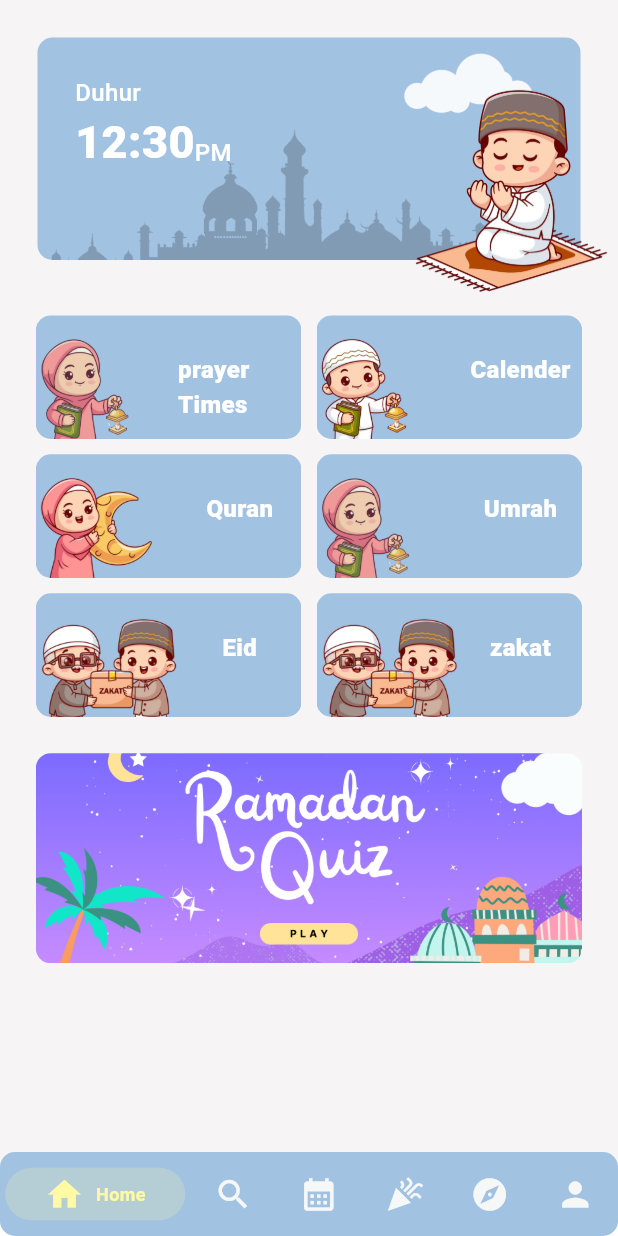
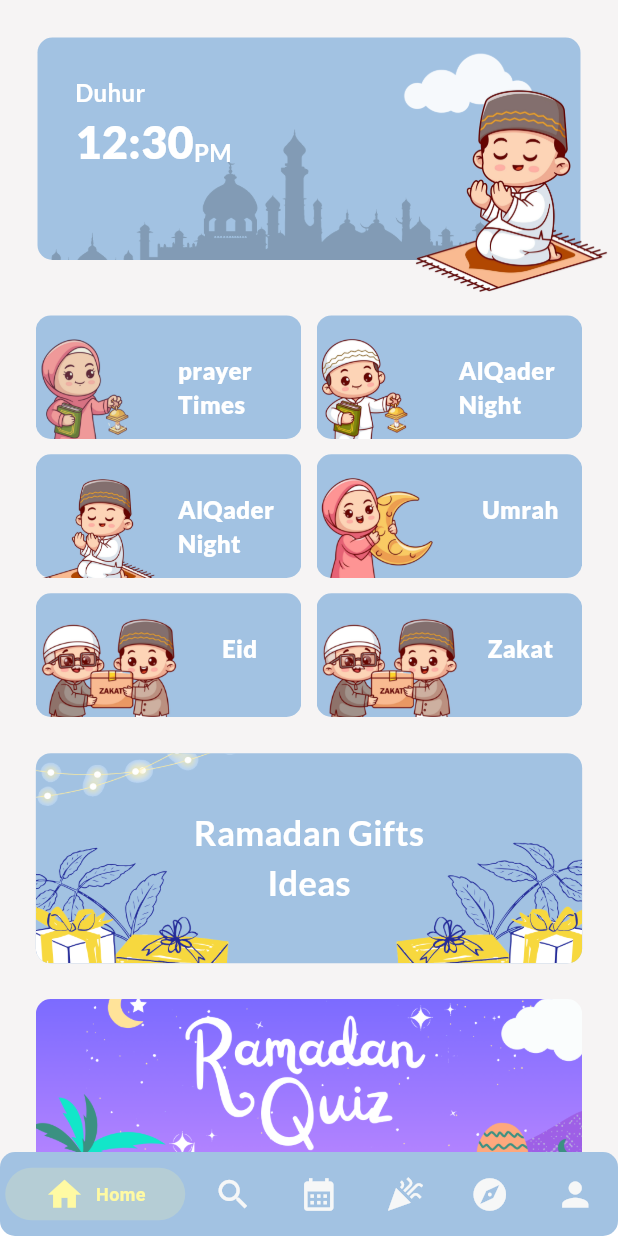
Before and after one commit to Tasneem-Zaareer/ramadan_guide_app, a Flutter app: the screen it shows after launch, after a tap on "Skip", on a phone screen of 412 x 824 dp. Run offline on Flutter 3.47's test engine with Material 3 defaults, Android fonts, the light colour scheme and no system bars; drawn by our look-alikes of persistent_bottom_nav_bar; our stand-ins replace easy_localization, flutter_screenutil, google_fonts; Roboto replaces fonts that are missing (SF Pro Display).

Commit message:
add gifts section

```diff
--- a/assets/languages/en.json
+++ b/assets/languages/en.json
@@ -17,7 +17,12 @@
     "home": "Home",
     "startQuiz": "Start Quiz",
     "ramadanQuiz": "Ramadan Quiz",
-    "testYourKnowledgeOfRamadan":"Test your knowledge of Ramadan"
+    "testYourKnowledgeOfRamadan":"Test your knowledge of Ramadan",
+    "alqaderNight": "AlQader Night",
+    "ramadanGiftsIdeas": "Ramadan Gifts Ideas",
+    "ramadanGifts": "Ramadan Gifts",
+    "ideas": "Ideas",
+    "zakat": "Zakat"
 
 
 }
--- a/lib/core/constants/app_images.dart
+++ b/lib/core/constants/app_images.dart
@@ -24,4 +24,7 @@ class AppImages {
   static const String helloRamadan = 'assets/images/helloRamadan.png';
   static const String cloud = 'assets/images/cloud.png';
   static const String zakat = 'assets/images/zakat.png';
+  static const String gifts = 'assets/images/gifts.png';
+    static const String giftsTransparent = 'assets/images/gifts_transparent.png';
+
 }
--- a/lib/core/widgets/text/custome_text.dart
+++ b/lib/core/widgets/text/custome_text.dart
@@ -1,4 +1,5 @@
 import 'package:flutter/material.dart';
+import 'package:google_fonts/google_fonts.dart';
 // import 'package:flutter_screenutil/flutter_screenutil.dart';
 
 // import '../../helper/get_device_type.dart';
@@ -7,7 +8,7 @@ class CustomText extends StatelessWidget {
   final String text;
   final double fontSize;
   final Color? color;
-  final String fontFamily;
+  final String? fontFamily;
   final FontWeight fontWeight;
   final TextDecoration textDecoration;
   final TextAlign textAlign;
@@ -22,8 +23,9 @@ class CustomText extends StatelessWidget {
     this.fontSize = 16,
     this.color,
     this.textAlign = TextAlign.start,
-    this.fontFamily = 'SF Pro Display',
-    this.fontWeight = FontWeight.w500,
+    // this.fontFamily = 'SF Pro Display',
+    this.fontFamily,
+    this.fontWeight = FontWeight.w700,
     this.textDecoration = TextDecoration.none,
     this.maxLines = 5,
     this.textOverflow,
@@ -41,16 +43,16 @@ class CustomText extends StatelessWidget {
       maxLines: maxLines,
       overflow: textOverflow,
       textDirection: textDirection,
-      style: TextStyle(
-        fontFamily: fontFamily,
+      style: GoogleFonts.lato(
+        textStyle: TextStyle(
           decoration: textDecoration,
           shadows: shadows,
           fontSize: fontSize,
-
           // fontSize: (isTaplet ? (fontSize - 2).sp : fontSize.sp),
           color: defaultColor,
           fontWeight: fontWeight,
         ),
+      ),
     );
   }
 }
--- /dev/null
+++ b/lib/features/gifts/views/gifts_view.dart
@@ -0,0 +1,18 @@
+import 'package:flutter/material.dart';
+
+class GiftsView extends StatelessWidget {
+  const GiftsView({super.key});
+
+  @override
+  Widget build(BuildContext context) {
+    return Scaffold(
+      body: Column(children: [
+        Container(
+          height: 200,
+          width: double.infinity,
+          color: Colors.red,
+        ),
+      ]),
+    );
+  }
+}
--- a/lib/features/home/views/home_view.dart
+++ b/lib/features/home/views/home_view.dart
@@ -1,6 +1,7 @@
 import 'package:flutter/material.dart';
 import 'widgets/categories_gridview_widget.dart';
 import 'widgets/featured_img_widget.dart';
+import 'widgets/gifts_widget.dart';
 import 'widgets/quiz_widget.dart';
 
 class HomeView extends StatelessWidget {
@@ -15,6 +16,7 @@ class HomeView extends StatelessWidget {
             children: [
               FeatureImage(),
               CategoriesGridviewWidget(),
+              GiftsWidget(),
               QuizWidget(),
             ],
           ),
--- a/lib/features/home/views/widgets/categories_gridview_widget.dart
+++ b/lib/features/home/views/widgets/categories_gridview_widget.dart
@@ -19,7 +19,7 @@ class CategoriesGridviewWidget extends StatelessWidget {
         'color': Colors.amber.shade100
       },
       {
-        'title': tr('calender'),
+        'title': tr('alqaderNight'),
         'image': AppImages.boyWithLantern,
         'view': const PrayerTimeView(),
         'color': Colors.redAccent.shade100
@@ -37,14 +37,14 @@ class CategoriesGridviewWidget extends StatelessWidget {
       //   'color': Colors.brown.shade100
       // },
       {
-        'title': tr('quran'),
-        'image': AppImages.girlWithMoon,
+        'title': tr('alqaderNight'),
+        'image': AppImages.boyPray,
         'view': const PrayerTimeView(),
         'color': Colors.blue.shade100
       },
       {
         'title': tr('umrah'),
-        'image': AppImages.girlWithLantern,
+        'image': AppImages.girlWithMoon,
         'view': const PrayerTimeView(),
         'color': Colors.greenAccent.shade100
       },
--- /dev/null
+++ b/lib/features/home/views/widgets/gifts_widget.dart
@@ -0,0 +1,73 @@
+import 'package:easy_localization/easy_localization.dart';
+import 'package:flutter/material.dart';
+import 'package:flutter_screenutil/flutter_screenutil.dart';
+import 'package:ramadan_guide_app/core/widgets/text/custome_text.dart';
+import 'package:ramadan_guide_app/features/gifts/views/gifts_view.dart';
+import 'package:ramadan_guide_app/features/ramadan_quiz/views/quiz_welcom_view.dart';
+import '../../../../core/constants/app_images.dart';
+
+class GiftsWidget extends StatelessWidget {
+  const GiftsWidget({super.key});
+
+  @override
+  Widget build(BuildContext context) {
+    return Padding(
+      padding: EdgeInsets.symmetric(horizontal: 20.h, vertical: 10.h),
+      child: GestureDetector(
+        onTap: () => {
+          Navigator.push(
+            context,
+            MaterialPageRoute(
+              builder: (context) => const GiftsView(),
+            ),
+          )
+        },
+        child: Stack(
+          children: [
+            Container(
+              height: MediaQuery.of(context).size.height * 0.17,
+              width: double.infinity,
+              decoration: BoxDecoration(
+                borderRadius: BorderRadius.circular(10),
+                color: Theme.of(context).colorScheme.primary,
+              ),
+              child: ClipRRect(
+                borderRadius: BorderRadius.circular(10),
+                child: Image.asset(
+                  AppImages.giftsTransparent,
+                  fit: BoxFit.cover,
+                  height: MediaQuery.of(context).size.height * 0.17,
+                  width: double.infinity,
+                ),
+              ),
+            ),
+            Positioned(
+              left: 0,
+              right: 0,
+              top: 0,
+              bottom: 0,
+              child: Column(
+                mainAxisAlignment: MainAxisAlignment.center,
+                crossAxisAlignment: CrossAxisAlignment.center,
+                children: [
+                  CustomText(
+                    // text: tr('ramadanGiftsIdeas'),
+                    text: tr('ramadanGifts'),
+                    color: Theme.of(context).colorScheme.onPrimary,
+                    fontSize: 20.sp,
+                  ),
+                  CustomText(
+                    // text: tr('ramadanGiftsIdeas'),
+                    text: tr('ideas'),
+                    color: Theme.of(context).colorScheme.onPrimary,
+                    fontSize: 20.sp,
+                  ),
+                ],
+              ),
+            )
+          ],
+        ),
+      ),
+    );
+  }
+}
--- a/lib/features/home/views/widgets/quiz_widget.dart
+++ b/lib/features/home/views/widgets/quiz_widget.dart
@@ -20,8 +20,6 @@ class QuizWidget extends StatelessWidget {
           )
         },
         child: Container(
-            // height: 100,
-            // width: 100,
             decoration: BoxDecoration(
               borderRadius: BorderRadius.circular(10),
             ),
--- a/pubspec.yaml
+++ b/pubspec.yaml
@@ -39,6 +39,7 @@ dependencies:
   flutter_screenutil: ^5.9.3
   easy_localization: ^3.0.7
   awesome_bottom_bar: ^1.2.4
+  google_fonts: ^6.2.1
 
 dev_dependencies:
   flutter_test:
@@ -68,6 +69,7 @@ flutter:
     - assets/languages/
 
 
+
   # An image asset can refer to one or more resolution-specific "variants", see
   # https://flutter.dev/to/resolution-aware-images
 
```
Also changed, not shown: assets/images/gifts.png (added), assets/images/gifts_transparent.png (added), pubspec.lock, 2 other files. Lines whose indentation alone changed are shown as unchanged.
